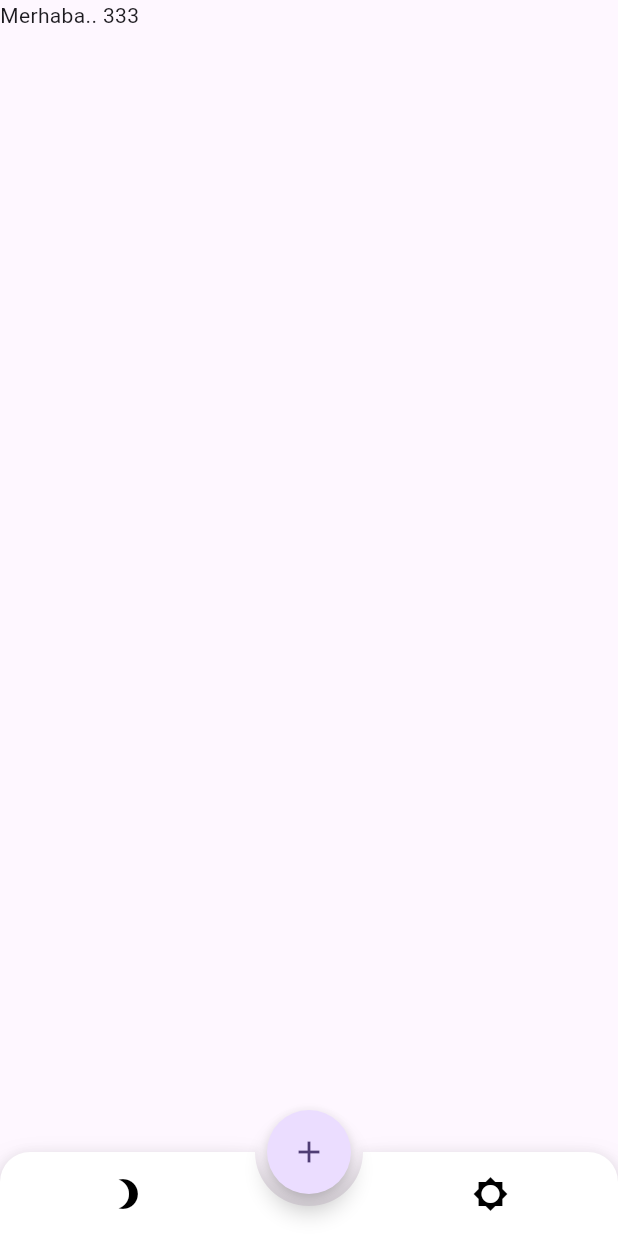
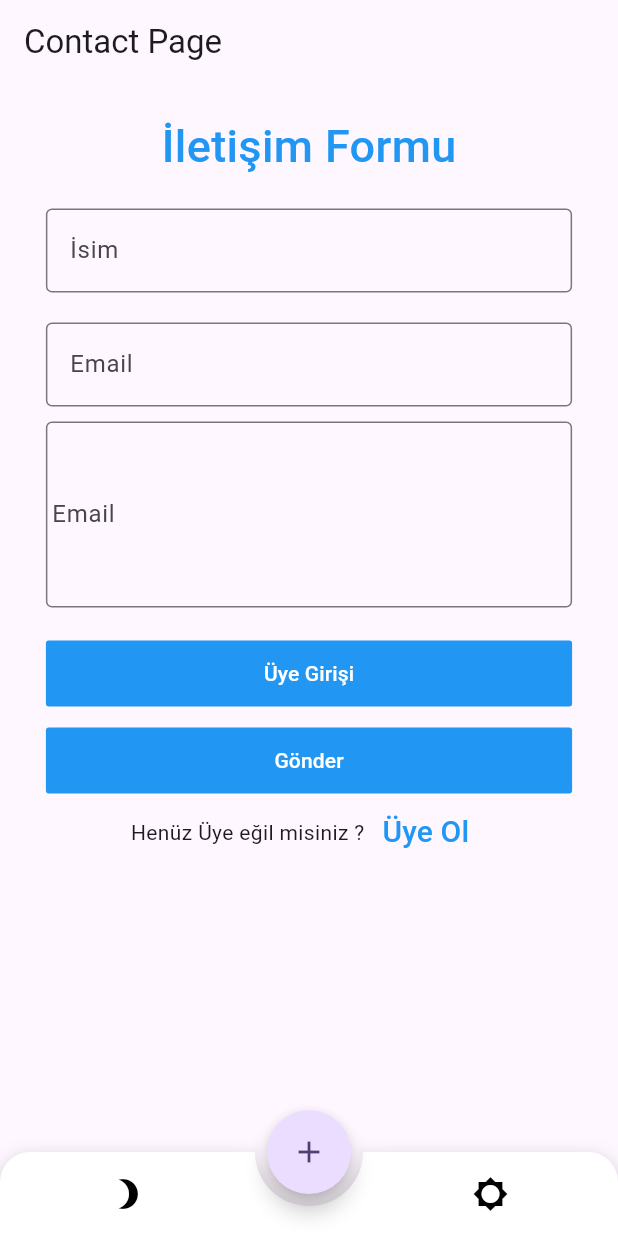
Before and after one commit to mastermeric/ecommerce_market_ui, a Flutter app: the screen it shows after launch, item 2 of the bottom bar chosen, on a phone screen of 412 x 824 dp. Run offline on Flutter 3.47's test engine with Material 3 defaults, Android fonts, the phone set to English and light mode, and no system bars; drawn by our look-alikes of animated_bottom_navigation_bar; our stand-ins replace flutter_riverpod, go_router, url_strategy; network calls fail.

Commit message:
contactPage  designs..

```diff
--- /dev/null
+++ b/lib/Globals/MyGlobalVals.dart
@@ -0,0 +1,4 @@
+double MyDeviceWidth = 0.0;
+double MyDeviceHeight = 0.0;
+double MyResponsiveDeviceWidth = 0.0;
+double MyResponsiveDeviceWidthForPopup = 0.0;
--- a/lib/main.dart
+++ b/lib/main.dart
@@ -1,4 +1,4 @@
-import 'package:ecommerce_market_ui/widgets/CustomNavigationBar.dart';
+import 'package:ecommerce_market_ui/Globals/MyGlobalVals.dart';
 import 'package:ecommerce_market_ui/widgets/go_router_provider.dart';
 import 'package:flutter/material.dart';
 import 'package:flutter_riverpod/flutter_riverpod.dart';
@@ -26,11 +26,43 @@ class _MyAppState extends ConsumerState<MyApp> {
   @override
   Widget build(BuildContext context) {
 
+
+      MyDeviceHeight = MediaQuery.of(context).size.height;
+    MyDeviceWidth = MediaQuery.of(context).size.width;
+
+    if (0 < MyDeviceWidth && MyDeviceWidth <= 400) {
+      MyResponsiveDeviceWidth = MyDeviceWidth * 0.98;
+      MyResponsiveDeviceWidthForPopup = MyDeviceWidth * 0.95;
+    }
+    if (400 < MyDeviceWidth && MyDeviceWidth <= 900) {
+      MyResponsiveDeviceWidth = MyDeviceWidth * 0.95;
+      MyResponsiveDeviceWidthForPopup = MyDeviceWidth * 0.90;
+    }
+    if (900 < MyDeviceWidth && MyDeviceWidth <= 1200) {
+      MyResponsiveDeviceWidth = MyDeviceWidth * 0.80;
+      MyResponsiveDeviceWidthForPopup = MyDeviceWidth * 0.40;
+    }
+    if (1200 < MyDeviceWidth && MyDeviceWidth <= 1900) {
+      MyResponsiveDeviceWidth = MyDeviceWidth * 0.70;
+      MyResponsiveDeviceWidthForPopup = MyDeviceWidth * 0.35;
+    }
+    if (1900 < MyDeviceWidth) {
+      MyResponsiveDeviceWidth = MyDeviceWidth * 0.60;
+      MyResponsiveDeviceWidthForPopup = MyDeviceWidth * 0.25;
+    }
+
+
+    // Bilgi amaçlı ..
+    print("Main -> MyDeviceWidth : $MyDeviceWidth");
+    print("Main -> MyResponsiveDeviceWidth : $MyResponsiveDeviceWidth");
+    print("Main -> MyResponsiveDeviceWidthForPopup : $MyResponsiveDeviceWidthForPopup");
+
+
      @override
-  void initState() {
-    print("Main -> InitState() stage -1 ");
-    super.initState();
-  }
+    void initState() {
+      print("Main -> InitState() stage -1 ");
+      super.initState();
+    }
 
     final goRouter2 = ref.watch(goRouterProvider);
 
@@ -53,36 +85,3 @@ class _MyAppState extends ConsumerState<MyApp> {
     );
   }
 }
-
-class MyHomePage extends StatefulWidget {
-  const MyHomePage({super.key, required this.title});
-
-  final String title;
-
-  @override
-  State<MyHomePage> createState() => _MyHomePageState();
-}
-
-class _MyHomePageState extends State<MyHomePage> {
-  final int _counter = 0;
-
-
-  @override
-  Widget build(BuildContext context) {
-
-
-
-    return Scaffold(
-      bottomNavigationBar: const CustomNavigationBar(), // Burada bizim NavBar olacak..,
-      appBar: AppBar(
-        backgroundColor: Theme.of(context).colorScheme.inversePrimary,
-
-        title: Text(widget.title),
-      ),
-      // Boş bir body ..
-      body: const Center(
-        child: Column(),
-      ),
-    );
-  }
-}
--- a/lib/pages/iletisim.dart
+++ b/lib/pages/iletisim.dart
@@ -1,15 +1,121 @@
+
+import 'package:ecommerce_market_ui/Globals/MyGlobalVals.dart';
 import 'package:flutter/material.dart';
 
 class ContactPage extends StatefulWidget {
   const ContactPage({super.key});
 
   @override
-  State<ContactPage> createState() => _ContactPageState();
+  State<StatefulWidget> createState() => _State();
 }
 
-class _ContactPageState extends State<ContactPage> {
+final ButtonStyle myFlatButtonStyle = TextButton.styleFrom(
+      foregroundColor: Colors.white,
+      minimumSize: const Size(88, 44),
+      padding: const EdgeInsets.symmetric(horizontal: 16.0),
+      shape: const RoundedRectangleBorder(
+        borderRadius: BorderRadius.all(Radius.circular(2.0)),
+      ),
+      backgroundColor: Colors.blue,
+    );
+
+class _State extends State<ContactPage> {
+  TextEditingController nameController = TextEditingController();
+  TextEditingController passwordController = TextEditingController();
+
   @override
   Widget build(BuildContext context) {
-    return const Text("Merhaba.. 333"); // Gayet iyi  :)))
+    return SelectionArea(
+      child: Scaffold(
+          appBar: AppBar(title: const Text("Contact Page") ),
+          body: Padding(
+              padding: const EdgeInsets.all(10),
+              child: Column(
+                children: <Widget>[
+                  Container(
+                      alignment: Alignment.center,
+                      padding: const EdgeInsets.all(10),
+                      child: const Text(
+                        'İletişim Formu',
+                        style: TextStyle(color: Colors.blue, fontWeight: FontWeight.w500, fontSize: 30),
+                      )),
+                  Container(
+                    width: MyResponsiveDeviceWidthForPopup,
+                    padding: const EdgeInsets.all(10),
+                    child: TextField(
+                      controller: nameController,
+                      decoration: const InputDecoration(
+                        border: OutlineInputBorder(),
+                        labelText: 'İsim ',
+                      ),
+                    ),
+                  ),
+                  Container(
+                    width: MyResponsiveDeviceWidthForPopup,
+                    padding: const EdgeInsets.fromLTRB(10, 10, 10, 0),
+                    child: TextField(
+                      controller: passwordController,
+                      decoration: const InputDecoration(
+                        border: OutlineInputBorder(),
+                        labelText: 'Email',
+                      ),
+                    ),
+                  ),
+
+                  Container(
+                    width: MyResponsiveDeviceWidthForPopup,
+                    padding: const EdgeInsets.all(10),
+                    child: TextField(
+                      keyboardType: TextInputType.multiline,
+                      controller: nameController,
+                      decoration: const InputDecoration(
+                        contentPadding: EdgeInsets.symmetric(vertical: 50.0),
+                        border: OutlineInputBorder(),
+                        labelText: 'Email ',
+                      ),
+                    ),
+                  ),
+
+                  Container(
+                    width: MyResponsiveDeviceWidthForPopup,
+                    padding: const EdgeInsets.fromLTRB(10, 10, 10, 0),
+                    child: TextButton(
+                      style: myFlatButtonStyle,
+                      onPressed: () {},
+                      child: const Text('Üye Girişi'),
+                    ),
+                  ),
+                  Container(
+                    width: MyResponsiveDeviceWidthForPopup,
+                    padding: const EdgeInsets.fromLTRB(10, 10, 10, 0),
+                    child: TextButton(
+                      style: myFlatButtonStyle,
+                      onPressed: () {
+                        print(nameController.text);
+                        print(passwordController.text);
+                      },
+                      child: const Text('Gönder'),
+                    ),
+                  ),
+                  Row(
+                    mainAxisAlignment: MainAxisAlignment.center,
+                    children: <Widget>[
+                      const Text('Henüz Üye eğil misiniz ?'),
+                      TextButton(
+                        // textColor: Colors.blue,
+                        style: TextButton.styleFrom(foregroundColor: Colors.blue),
+                        child: const Text(
+                          'Üye Ol',
+                          style: TextStyle(fontSize: 20),
+                        ),
+                        onPressed: () {
+                          //signup screen
+                        },
+                      )
+                    ],
+                  ),
+                ],
+              ))),
+    );
   }
 }
```
Also changed, not shown: lib/widgets/CustomNavigationBar.dart (deleted, +0 -43 lines).
